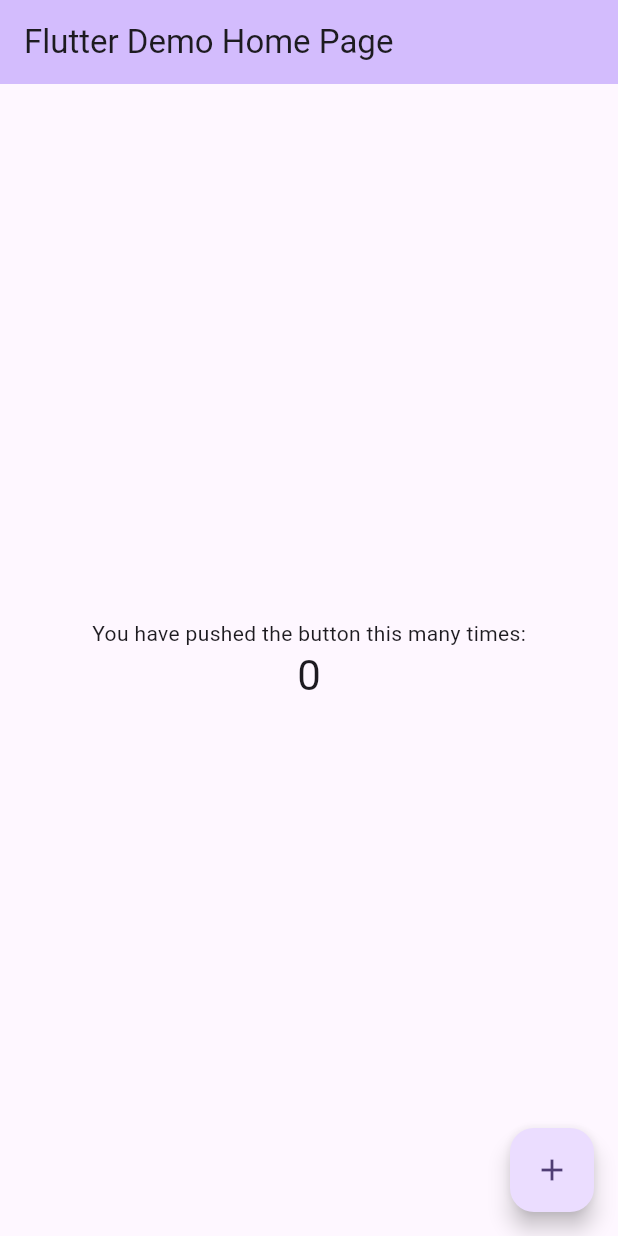
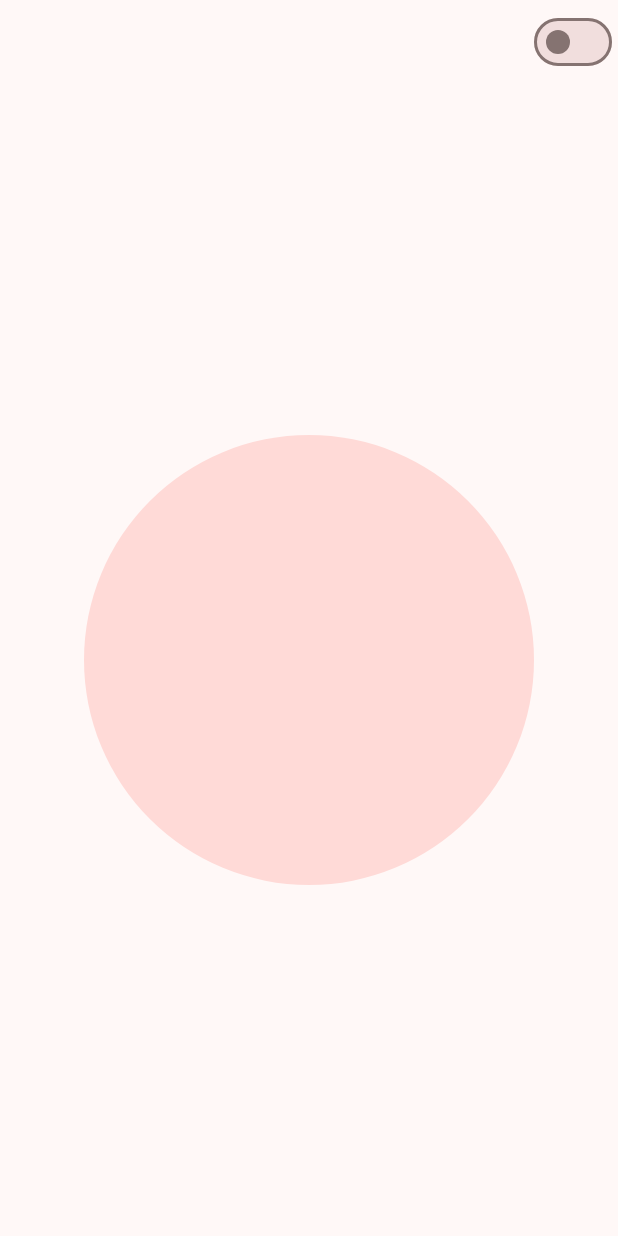
Before and after one commit to amishad7/PLATFORM_CONVERTER_, a Flutter app: the screen it shows after launch, on a phone screen of 412 x 824 dp. Run offline on Flutter 3.47's test engine with Material 3 defaults, Android fonts, the phone set to English and light mode, and no system bars; our stand-ins replace introduction_screen.

Commit message:
Theme Functionlity

```diff
--- /dev/null
+++ b/lib/Modules/Material/HomeView/View/HomeView.dart
@@ -0,0 +1,31 @@
+import 'package:flutter/material.dart';
+import 'package:provider/provider.dart';
+
+import '../../../UTILS/theme/Proivder/ThemeProvider.dart';
+
+class ScaffoldHomeView extends StatelessWidget {
+  const ScaffoldHomeView({super.key});
+
+  @override
+  Widget build(BuildContext context) {
+    return Scaffold(
+      appBar: AppBar(
+        actions: [
+          Switch(
+            value:
+                Provider.of<ThemeProvider>(context, listen: true).theme1.isDark,
+            onChanged: (val) {
+              Provider.of<ThemeProvider>(context, listen: false)
+                  .ThemeSwitch(value: val);
+            },
+          ),
+        ],
+      ),
+      body: const Center(
+        child: CircleAvatar(
+          radius: 150,
+        ),
+      ),
+    );
+  }
+}
--- /dev/null
+++ b/lib/Modules/UTILS/theme/Model/ThemeModel.dart
@@ -0,0 +1,7 @@
+import 'package:flutter/material.dart';
+
+class Theme_ {
+  bool isDark;
+
+  Theme_({required this.isDark});
+}
--- /dev/null
+++ b/lib/Modules/UTILS/theme/Proivder/ThemeProvider.dart
@@ -0,0 +1,11 @@
+import 'package:flutter/material.dart';
+import 'package:platform_convertar/Modules/UTILS/theme/Model/ThemeModel.dart';
+
+class ThemeProvider extends ChangeNotifier {
+  Theme_ theme1 = Theme_(isDark: false);
+
+  void ThemeSwitch({required bool value}) {
+    theme1.isDark = value;
+    notifyListeners();
+  }
+}
--- a/lib/main.dart
+++ b/lib/main.dart
@@ -1,125 +1,28 @@
 import 'package:flutter/material.dart';
+import 'package:platform_convertar/Modules/Material/HomeView/View/HomeView.dart';
+import 'package:platform_convertar/Modules/UTILS/theme/Proivder/ThemeProvider.dart';
+import 'package:provider/provider.dart';
+
+import 'Modules/UTILS/global/global.dart';
 
 void main() {
-  runApp(const MyApp());
+  runApp(
+    MultiProvider(
+      providers: [
+        ListenableProvider<ThemeProvider>(
+          create: (context) => ThemeProvider(),
+        ),
+      ],
+      builder: (context, _) => MaterialApp(
+        debugShowCheckedModeBanner: false,
+        theme: Global.lightTheme,
+        darkTheme: Global.darkTheme,
+        themeMode:
+            (Provider.of<ThemeProvider>(context, listen: true).theme1.isDark)
+                ? ThemeMode.dark
+                : ThemeMode.light,
+        home: const ScaffoldHomeView(),
+      ),
+    ),
+  );
 }
-
-class MyApp extends StatelessWidget {
-  const MyApp({super.key});
-
-  // This widget is the root of your application.
-  @override
-  Widget build(BuildContext context) {
-    return MaterialApp(
-      title: 'Flutter Demo',
-      theme: ThemeData(
-        // This is the theme of your application.
-        //
-        // TRY THIS: Try running your application with "flutter run". You'll see
-        // the application has a purple toolbar. Then, without quitting the app,
-        // try changing the seedColor in the colorScheme below to Colors.green
-        // and then invoke "hot reload" (save your changes or press the "hot
-        // reload" button in a Flutter-supported IDE, or press "r" if you used
-        // the command line to start the app).
-        //
-        // Notice that the counter didn't reset back to zero; the application
-        // state is not lost during the reload. To reset the state, use hot
-        // restart instead.
-        //
-        // This works for code too, not just values: Most code changes can be
-        // tested with just a hot reload.
-        colorScheme: ColorScheme.fromSeed(seedColor: Colors.deepPurple),
-        useMaterial3: true,
-      ),
-      home: const MyHomePage(title: 'Flutter Demo Home Page'),
-    );
-  }
-}
-
-class MyHomePage extends StatefulWidget {
-  const MyHomePage({super.key, required this.title});
-
-  // This widget is the home page of your application. It is stateful, meaning
-  // that it has a State object (defined below) that contains fields that affect
-  // how it looks.
-
-  // This class is the configuration for the state. It holds the values (in this
-  // case the title) provided by the parent (in this case the App widget) and
-  // used by the build method of the State. Fields in a Widget subclass are
-  // always marked "final".
-
-  final String title;
-
-  @override
-  State<MyHomePage> createState() => _MyHomePageState();
-}
-
-class _MyHomePageState extends State<MyHomePage> {
-  int _counter = 0;
-
-  void _incrementCounter() {
-    setState(() {
-      // This call to setState tells the Flutter framework that something has
-      // changed in this State, which causes it to rerun the build method below
-      // so that the display can reflect the updated values. If we changed
-      // _counter without calling setState(), then the build method would not be
-      // called again, and so nothing would appear to happen.
-      _counter++;
-    });
-  }
-
-  @override
-  Widget build(BuildContext context) {
-    // This method is rerun every time setState is called, for instance as done
-    // by the _incrementCounter method above.
-    //
-    // The Flutter framework has been optimized to make rerunning build methods
-    // fast, so that you can just rebuild anything that needs updating rather
-    // than having to individually change instances of widgets.
-    return Scaffold(
-      appBar: AppBar(
-        // TRY THIS: Try changing the color here to a specific color (to
-        // Colors.amber, perhaps?) and trigger a hot reload to see the AppBar
-        // change color while the other colors stay the same.
-        backgroundColor: Theme.of(context).colorScheme.inversePrimary,
-        // Here we take the value from the MyHomePage object that was created by
-        // the App.build method, and use it to set our appbar title.
-        title: Text(widget.title),
-      ),
-      body: Center(
-        // Center is a layout widget. It takes a single child and positions it
-        // in the middle of the parent.
-        child: Column(
-          // Column is also a layout widget. It takes a list of children and
-          // arranges them vertically. By default, it sizes itself to fit its
-          // children horizontally, and tries to be as tall as its parent.
-          //
-          // Column has various properties to control how it sizes itself and
-          // how it positions its children. Here we use mainAxisAlignment to
-          // center the children vertically; the main axis here is the vertical
-          // axis because Columns are vertical (the cross axis would be
-          // horizontal).
-          //
-          // TRY THIS: Invoke "debug painting" (choose the "Toggle Debug Paint"
-          // action in the IDE, or press "p" in the console), to see the
-          // wireframe for each widget.
-          mainAxisAlignment: MainAxisAlignment.center,
-          children: <Widget>[
-            const Text(
-              'You have pushed the button this many times:',
-            ),
-            Text(
-              '$_counter',
-              style: Theme.of(context).textTheme.headlineMedium,
-            ),
-          ],
-        ),
-      ),
-      floatingActionButton: FloatingActionButton(
-        onPressed: _incrementCounter,
-        tooltip: 'Increment',
-        child: const Icon(Icons.add),
-      ), // This trailing comma makes auto-formatting nicer for build methods.
-    );
-  }
-}
--- a/pubspec.yaml
+++ b/pubspec.yaml
@@ -34,7 +34,11 @@ dependencies:
 
   # The following adds the Cupertino Icons font to your application.
   # Use with the CupertinoIcons class for iOS style icons.
-  cupertino_icons: ^1.0.2
+  cupertino_icons:
+  shared_preferences:
+  provider:
+  google_fonts:
+  introduction_screen:
 
 dev_dependencies:
   flutter_test:
```
Also changed, not shown: lib/Modules/Cupertino/HomeView/View/HomeView.dart (added, +16 -0 lines), lib/Modules/Introduction/View/IntroView.dart (added, +25 -0 lines), lib/Modules/UTILS/global/global.dart (added, +14 -0 lines), pubspec.lock, 7 other files.
